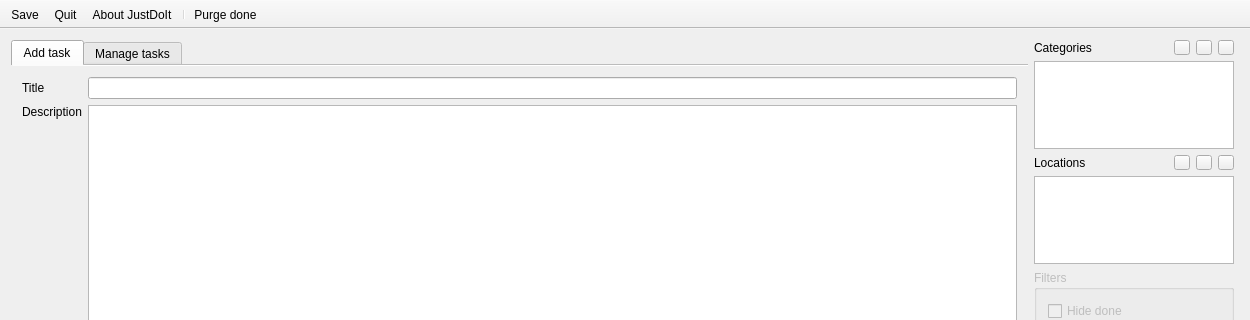
The window that MainWindow.ui (hheld/JustDoIt) describes before a commit, drawn with Qt 5; both pictures show x 0 to 1250 and y 0 to 320 of the 1250 by 680 pixel window.
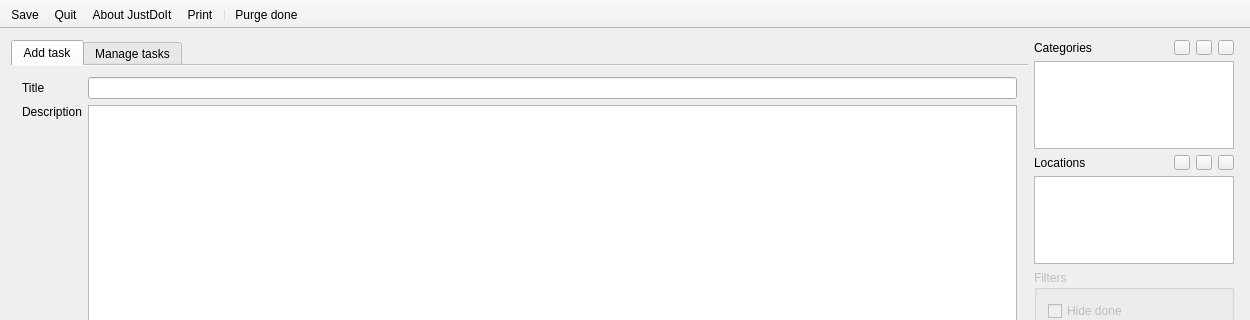
The same window after the commit. Icons and pictures are not drawn. Custom widgets are drawn as their Qt base class.

Commit message: Added a new form for the printing stuff.

Diff of the .ui file:
```diff
--- a/MainWindow.ui
+++ b/MainWindow.ui
@@ -1083,6 +1083,7 @@
    <addaction name="actionSave"/>
    <addaction name="actionQuit"/>
    <addaction name="actionAbout_JustDoIt"/>
+   <addaction name="actionPrint"/>
    <addaction name="separator"/>
    <addaction name="actionPurge"/>
   </widget>
@@ -1123,6 +1124,14 @@
     <string>Info about JustDoIt</string>
    </property>
   </action>
+  <action name="actionPrint">
+   <property name="text">
+    <string>Print</string>
+   </property>
+   <property name="toolTip">
+    <string>Print tasks</string>
+   </property>
+  </action>
  </widget>
  <layoutdefault spacing="6" margin="11"/>
  <customwidgets>
```
The commit also changes 6 other files.
